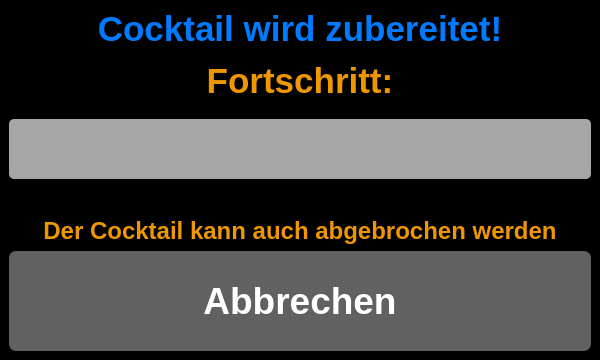
Qt form progressbarwindow.ui (AndreWohnsland/CocktailBerry) before a commit.
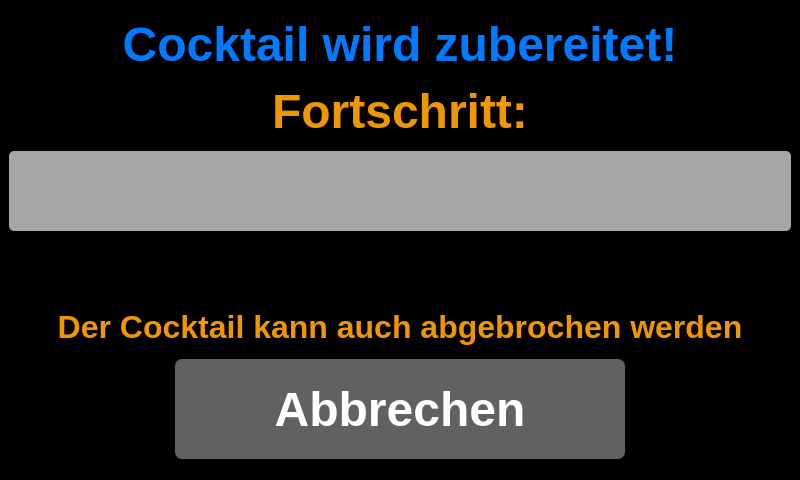
The same form after that commit.

The edit to the form file:
```diff
--- a/progressbarwindow.ui
+++ b/progressbarwindow.ui
@@ -6,20 +6,26 @@
    <rect>
     <x>0</x>
     <y>0</y>
-    <width>600</width>
-    <height>360</height>
+    <width>800</width>
+    <height>480</height>
    </rect>
   </property>
+  <property name="sizePolicy">
+   <sizepolicy hsizetype="Fixed" vsizetype="Fixed">
+    <horstretch>0</horstretch>
+    <verstretch>0</verstretch>
+   </sizepolicy>
+  </property>
   <property name="minimumSize">
    <size>
-    <width>600</width>
-    <height>360</height>
+    <width>800</width>
+    <height>480</height>
    </size>
   </property>
   <property name="maximumSize">
    <size>
-    <width>600</width>
-    <height>360</height>
+    <width>800</width>
+    <height>480</height>
    </size>
   </property>
   <property name="cursor">
@@ -89,7 +95,7 @@
       </property>
       <property name="font">
        <font>
-        <pointsize>26</pointsize>
+        <pointsize>36</pointsize>
         <weight>75</weight>
         <bold>true</bold>
        </font>
@@ -107,7 +113,7 @@
       <property name="maximumSize">
        <size>
         <width>16777215</width>
-        <height>60</height>
+        <height>80</height>
        </size>
       </property>
       <property name="value">
@@ -132,12 +138,12 @@
       <property name="maximumSize">
        <size>
         <width>16777215</width>
-        <height>60</height>
+        <height>100</height>
        </size>
       </property>
       <property name="font">
        <font>
-        <pointsize>18</pointsize>
+        <pointsize>24</pointsize>
         <weight>75</weight>
         <bold>true</bold>
        </font>
@@ -151,16 +157,37 @@
      </widget>
     </item>
     <item>
+     <layout class="QHBoxLayout" name="horizontalLayout">
+      <item>
+       <spacer name="horizontalSpacer">
+        <property name="orientation">
+         <enum>Qt::Horizontal</enum>
+        </property>
+        <property name="sizeHint" stdset="0">
+         <size>
+          <width>40</width>
+          <height>20</height>
+         </size>
+        </property>
+       </spacer>
+      </item>
+      <item>
      <widget class="QPushButton" name="PBabbrechen">
       <property name="minimumSize">
        <size>
-        <width>0</width>
+          <width>450</width>
         <height>100</height>
        </size>
       </property>
+        <property name="maximumSize">
+         <size>
+          <width>450</width>
+          <height>16777215</height>
+         </size>
+        </property>
       <property name="font">
        <font>
-        <pointsize>28</pointsize>
+          <pointsize>36</pointsize>
         <weight>75</weight>
         <bold>true</bold>
        </font>
@@ -169,6 +196,21 @@
        <string>Abbrechen</string>
       </property>
      </widget>
+      </item>
+      <item>
+       <spacer name="horizontalSpacer_2">
+        <property name="orientation">
+         <enum>Qt::Horizontal</enum>
+        </property>
+        <property name="sizeHint" stdset="0">
+         <size>
+          <width>40</width>
+          <height>20</height>
+         </size>
+        </property>
+       </spacer>
+      </item>
+     </layout>
     </item>
    </layout>
   </widget>
```
Lines whose indentation alone changed are shown as unchanged.
